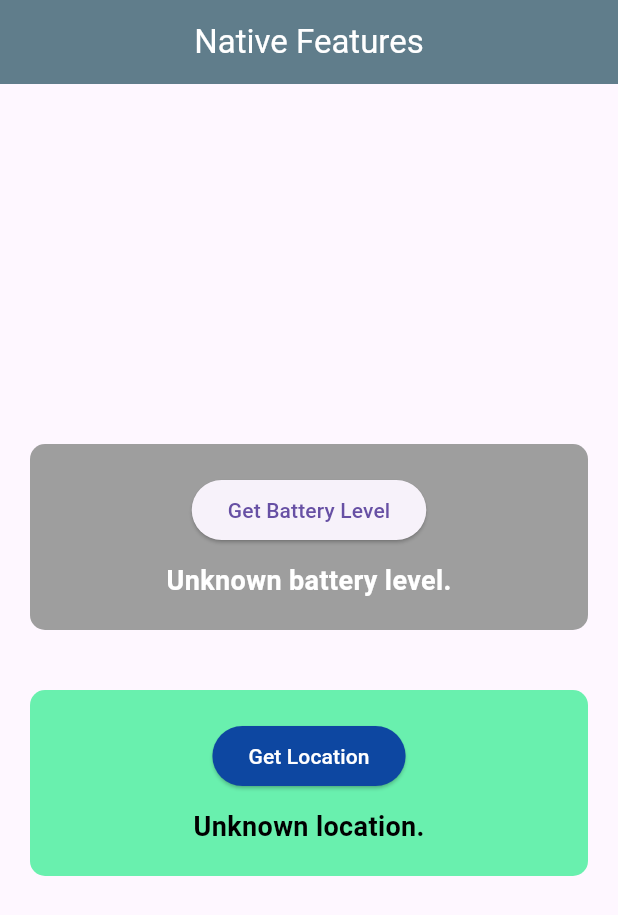
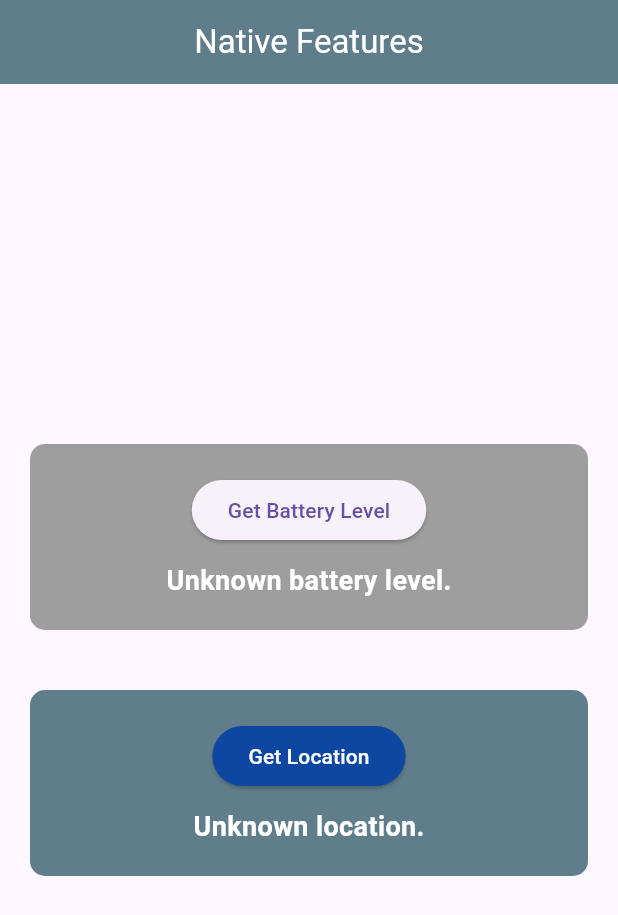
Before and after one commit to var-rishabh/random_flutter, a Flutter app: the screen it shows after launch, on a phone screen of 412 x 824 dp. Shown: the top 915 px of the screen. Run offline on Flutter 3.47's test engine with Material 3 defaults, Android fonts, the phone set to English and light mode, and no system bars.

```diff
--- a/lib/location.dart
+++ b/lib/location.dart
@@ -39,7 +39,7 @@ class _NativeLocationState extends State<NativeLocation> {
   Widget build(BuildContext context) {
     return Container(
       decoration: const BoxDecoration(
-        color: Colors.greenAccent,
+        color: Colors.blueGrey,
         borderRadius: BorderRadius.all(Radius.circular(10)),
       ),
       width: double.infinity,
@@ -62,7 +62,7 @@ class _NativeLocationState extends State<NativeLocation> {
           Text(
             _location,
             style: const TextStyle(
-              color: Colors.black,
+              color: Colors.white,
               fontSize: 18,
               fontWeight: FontWeight.bold,
             ),
```
Also changed, not shown: 1 other file.
